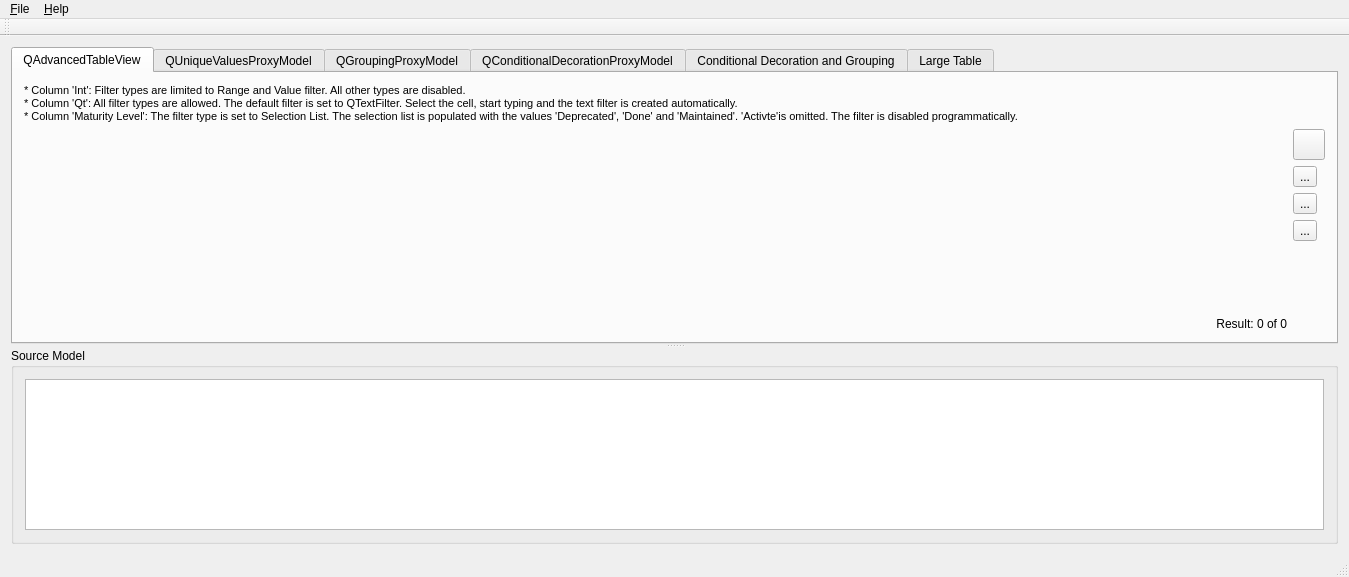
This is example/mainwindow.ui in Alexpux/QAdvancedItemViews as Qt 5 draws it before an edit. The edited form follows.
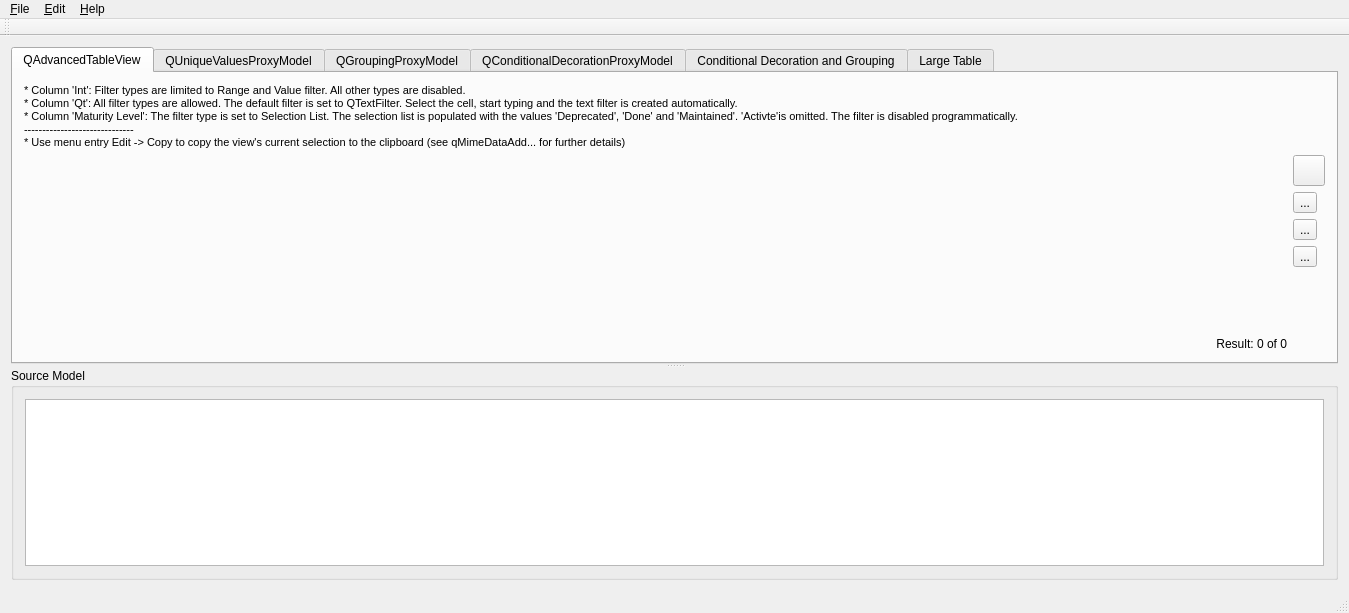
This is the edited form. Icons and pictures are not drawn. Custom widgets are drawn as their Qt base class.

Commit message: copy to clipboard implemented

The edit to the form file:
```diff
--- a/example/mainwindow.ui
+++ b/example/mainwindow.ui
@@ -7,7 +7,7 @@
     <x>0</x>
     <y>0</y>
     <width>1349</width>
-    <height>577</height>
+    <height>613</height>
    </rect>
   </property>
   <property name="windowTitle">
@@ -35,10 +35,12 @@
             <string>&lt;!DOCTYPE HTML PUBLIC &quot;-//W3C//DTD HTML 4.0//EN&quot; &quot;http://www.w3.org/TR/REC-html40/strict.dtd&quot;&gt;
 &lt;html&gt;&lt;head&gt;&lt;meta name=&quot;qrichtext&quot; content=&quot;1&quot; /&gt;&lt;style type=&quot;text/css&quot;&gt;
 p, li { white-space: pre-wrap; }
-&lt;/style&gt;&lt;/head&gt;&lt;body style=&quot; font-family:'MS Shell Dlg 2'; font-size:8.25pt; font-weight:400; font-style:normal;&quot;&gt;
-&lt;p style=&quot; margin-top:0px; margin-bottom:0px; margin-left:0px; margin-right:0px; -qt-block-indent:0; text-indent:0px;&quot;&gt;&lt;span style=&quot; font-size:8pt;&quot;&gt;* Column 'Int': Filter types are limited to Range and Value filter. All other types are disabled.&lt;/span&gt;&lt;/p&gt;
-&lt;p style=&quot; margin-top:0px; margin-bottom:0px; margin-left:0px; margin-right:0px; -qt-block-indent:0; text-indent:0px;&quot;&gt;&lt;span style=&quot; font-size:8pt;&quot;&gt;* Column 'Qt': All filter types are allowed. The default filter is set to QTextFilter. Select the cell, start typing and the text filter is created automatically.&lt;/span&gt;&lt;/p&gt;
-&lt;p style=&quot; margin-top:0px; margin-bottom:0px; margin-left:0px; margin-right:0px; -qt-block-indent:0; text-indent:0px;&quot;&gt;&lt;span style=&quot; font-size:8pt;&quot;&gt;* Column 'Maturity Level': The filter type is set to Selection List. The selection list is populated with the values&lt;/span&gt;&lt;span style=&quot; font-size:8pt; color:#000000;&quot;&gt; 'Deprecated', 'Done' and 'Maintained'. 'Activte'is omitted. The filter is disabled programmatically.&lt;/span&gt;&lt;/p&gt;&lt;/body&gt;&lt;/html&gt;</string>
+&lt;/style&gt;&lt;/head&gt;&lt;body style=&quot; font-family:'MS Shell Dlg 2'; font-size:8pt; font-weight:400; font-style:normal;&quot;&gt;
+&lt;p style=&quot; margin-top:0px; margin-bottom:0px; margin-left:0px; margin-right:0px; -qt-block-indent:0; text-indent:0px;&quot;&gt;* Column 'Int': Filter types are limited to Range and Value filter. All other types are disabled.&lt;/p&gt;
+&lt;p style=&quot; margin-top:0px; margin-bottom:0px; margin-left:0px; margin-right:0px; -qt-block-indent:0; text-indent:0px;&quot;&gt;* Column 'Qt': All filter types are allowed. The default filter is set to QTextFilter. Select the cell, start typing and the text filter is created automatically.&lt;/p&gt;
+&lt;p style=&quot; margin-top:0px; margin-bottom:0px; margin-left:0px; margin-right:0px; -qt-block-indent:0; text-indent:0px;&quot;&gt;* Column 'Maturity Level': The filter type is set to Selection List. The selection list is populated with the values&lt;span style=&quot; color:#000000;&quot;&gt; 'Deprecated', 'Done' and 'Maintained'. 'Activte'is omitted. The filter is disabled programmatically.&lt;/span&gt;&lt;/p&gt;
+&lt;p style=&quot; margin-top:0px; margin-bottom:0px; margin-left:0px; margin-right:0px; -qt-block-indent:0; text-indent:0px;&quot;&gt;&lt;span style=&quot; color:#000000;&quot;&gt;------------------------------&lt;/span&gt;&lt;/p&gt;
+&lt;p style=&quot; margin-top:0px; margin-bottom:0px; margin-left:0px; margin-right:0px; -qt-block-indent:0; text-indent:0px;&quot;&gt;&lt;span style=&quot; color:#000000;&quot;&gt;* Use menu entry Edit -&amp;gt; Copy to copy the view's current selection to the clipboard (see qMimeDataAdd... for further details)&lt;/span&gt;&lt;/p&gt;&lt;/body&gt;&lt;/html&gt;</string>
            </property>
           </widget>
          </item>
@@ -368,7 +370,14 @@
     </property>
     <addaction name="aboutQtAction"/>
    </widget>
+   <widget class="QMenu" name="menu_Edit">
+    <property name="title">
+     <string>&amp;Edit</string>
+    </property>
+    <addaction name="copyAction"/>
+   </widget>
    <addaction name="fileMenu"/>
+   <addaction name="menu_Edit"/>
    <addaction name="helpMenu"/>
   </widget>
   <widget class="QToolBar" name="mainToolBar">
```
Left out of the diff: 25 changed lines with no effect on the pictures. The commit also changes 2 other files.
